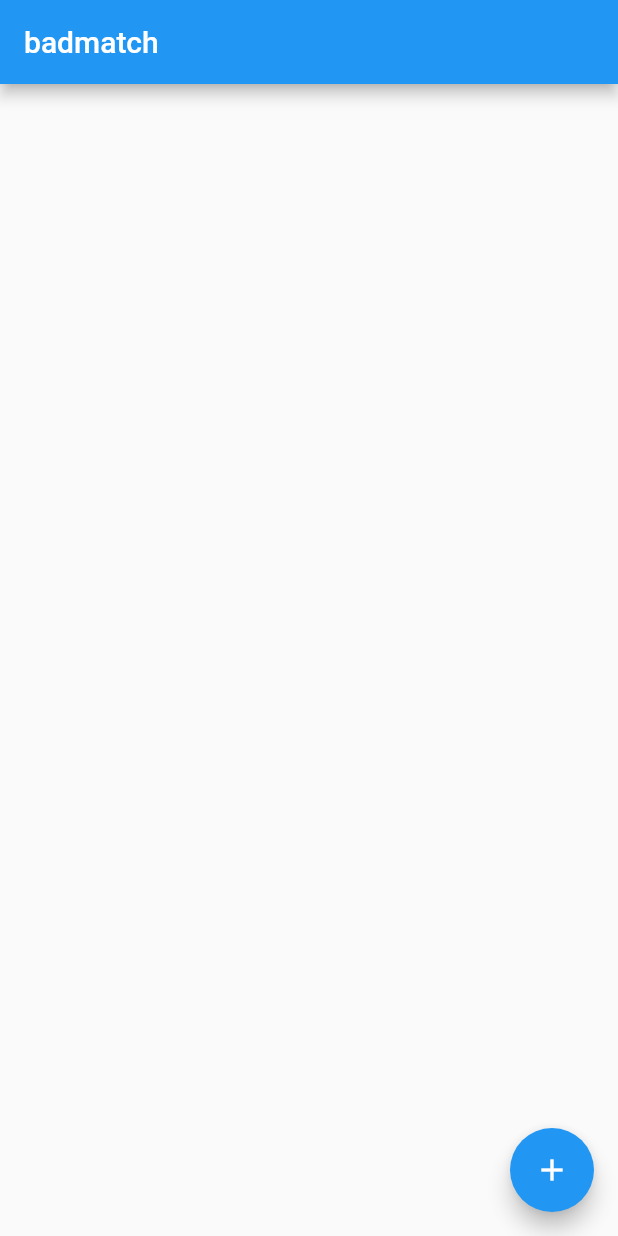
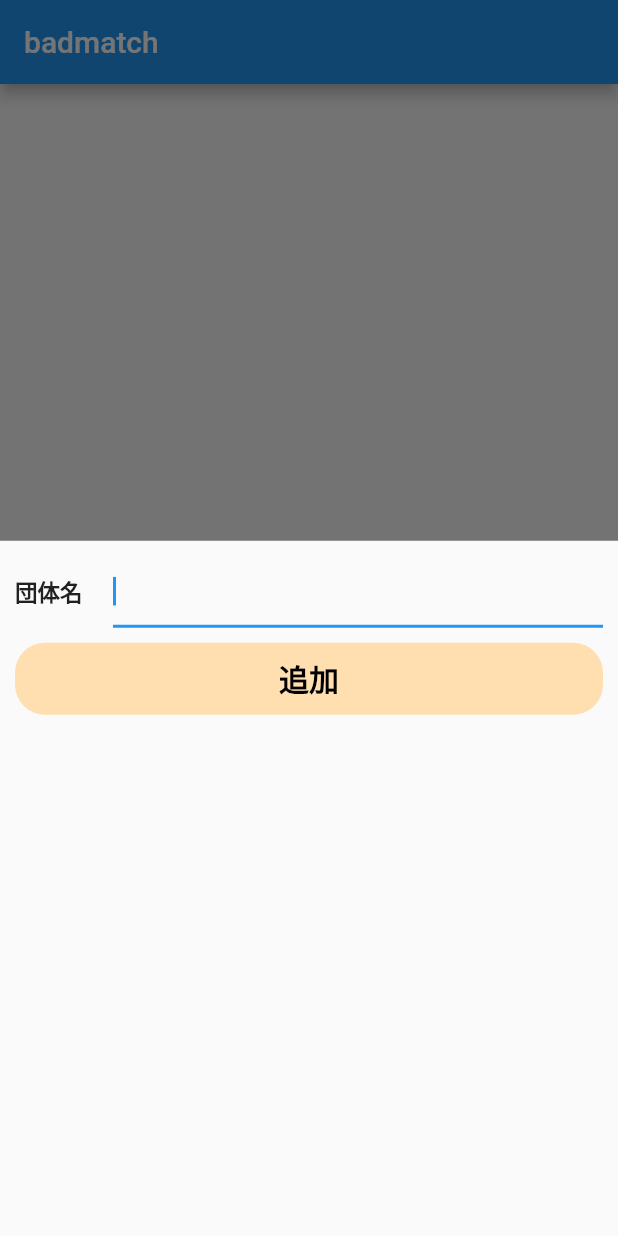
Before and after one commit to takusan2/badmatch_app, a Flutter app: the screen it shows after launch, after a tap on the "add" icon, on a phone screen of 412 x 824 dp. Run offline on Flutter 3.47's test engine with Material 2 defaults, Android fonts, the phone set to English and light mode, and no system bars; our stand-ins replace drift, flutter_hooks; accounts and stored records are empty; generated files the repository leaves out were written again.

Commit message:
add new page

```diff
--- /dev/null
+++ b/lib/constant/config.dart
@@ -0,0 +1 @@
+const List<int> kLevelList = [1, 2, 3, 4, 5];
--- a/lib/infrastructure/table/members.dart
+++ b/lib/infrastructure/table/members.dart
@@ -4,6 +4,6 @@ import 'package:drift/drift.dart';
 class Members extends Table {
   IntColumn get id => integer().autoIncrement()();
   TextColumn get name => text()();
-  IntColumn get rank => integer()();
+  IntColumn get level => integer()();
   IntColumn get communityId => integer().references(Communities, #id)();
 }
--- a/lib/main.dart
+++ b/lib/main.dart
@@ -1,6 +1,8 @@
 import 'package:badmatch_app/infrastructure/database.dart';
 import 'package:badmatch_app/view/home_page.dart';
+import 'package:badmatch_app/view_model/add_community_page_view_model.dart';
 import 'package:badmatch_app/view_model/home_page_view_model.dart';
+import 'package:badmatch_app/view_model/member_page_view_model.dart';
 import 'package:flutter/material.dart';
 import 'package:provider/provider.dart';
 
@@ -13,6 +15,12 @@ void main() async {
       providers: [
         ChangeNotifierProvider<HomePageViewModel>(
           create: (context) => HomePageViewModel(database: database),
+        ),
+        ChangeNotifierProvider<AddCommunityPageViewModel>(
+          create: (context) => AddCommunityPageViewModel(database: database),
+        ),
+        ChangeNotifierProvider<MemberPageViewModel>(
+          create: (context) => MemberPageViewModel(database: database),
         ),
       ],
       child: const MyApp(),
--- /dev/null
+++ b/lib/view/add_community_page.dart
@@ -0,0 +1,58 @@
+import 'package:badmatch_app/constant/style.dart';
+import 'package:badmatch_app/view_model/home_page_view_model.dart';
+import 'package:flutter/material.dart';
+import 'package:provider/provider.dart';
+
+class AddCommunityPage extends StatelessWidget {
+  const AddCommunityPage({super.key});
+
+  @override
+  Widget build(BuildContext context) {
+    String communityName = '';
+    return SafeArea(
+      child: Container(
+        padding: const EdgeInsets.all(10.0),
+        child: Column(
+          crossAxisAlignment: CrossAxisAlignment.stretch,
+          children: [
+            Row(
+              children: <Widget>[
+                const Expanded(
+                  flex: 1,
+                  child: Text(
+                    '団体名',
+                    style: TextStyle(fontSize: 15, fontWeight: FontWeight.bold),
+                  ),
+                ),
+                Expanded(
+                  flex: 5,
+                  child: TextField(
+                    autofocus: true,
+                    onChanged: (value) => communityName = value,
+                  ),
+                ),
+              ],
+            ),
+            const SizedBox(height: 10.0),
+            Container(
+              decoration: kBoxDecoration,
+              child: TextButton(
+                onPressed: () {
+                  Provider.of<HomePageViewModel>(
+                    context,
+                    listen: false,
+                  ).insert(name: communityName);
+                  Navigator.pop(context);
+                },
+                child: const Text(
+                  '追加',
+                  style: kButtonTextStyle,
+                ),
+              ),
+            )
+          ],
+        ),
+      ),
+    );
+  }
+}
--- a/lib/view/home_page.dart
+++ b/lib/view/home_page.dart
@@ -1,5 +1,7 @@
 import 'package:badmatch_app/constant/string.dart';
 import 'package:badmatch_app/infrastructure/database.dart';
+import 'package:badmatch_app/view/add_community_page.dart';
+import 'package:badmatch_app/view/member_page.dart';
 import 'package:badmatch_app/view_model/home_page_view_model.dart';
 import 'package:flutter/material.dart';
 import 'package:provider/provider.dart';
@@ -13,7 +15,11 @@ class HomePage extends StatelessWidget {
       appBar: AppBar(title: const Text(appTitle)),
       floatingActionButton: FloatingActionButton(
         onPressed: () {
-          // showModalBottomSheet(context: context, builder: (context) {});
+          showModalBottomSheet(
+              context: context,
+              builder: (context) {
+                return const AddCommunityPage();
+              });
         },
         child: const Icon(Icons.add),
       ),
@@ -35,12 +41,18 @@ class HomePage extends StatelessWidget {
                       elevation: 3,
                       child: ListTile(
                         title: Text(community.name),
-                        onTap: () {},
+                        onTap: () {
+                          Navigator.push(context,
+                              MaterialPageRoute(builder: (context) {
+                            return MemberPage(community: community);
+                          }));
+                        },
                         trailing: IconButton(
                           onPressed: () {
-                            Provider.of<HomePageViewModel>(context,
-                                    listen: false)
-                                .delete(community);
+                            Provider.of<HomePageViewModel>(
+                              context,
+                              listen: false,
+                            ).delete(community);
                           },
                           icon: const Icon(
                             Icons.delete,
```
Also changed, not shown: lib/infrastructure/database.dart (+18 -5 lines), lib/view/member_page.dart (added, +236 -0 lines), lib/view_model/add_community_page_view_model.dart (added, +13 -0 lines), lib/view_model/member_page_view_model.dart (added, +58 -0 lines), lib/infrastructure/database.g.dart.
